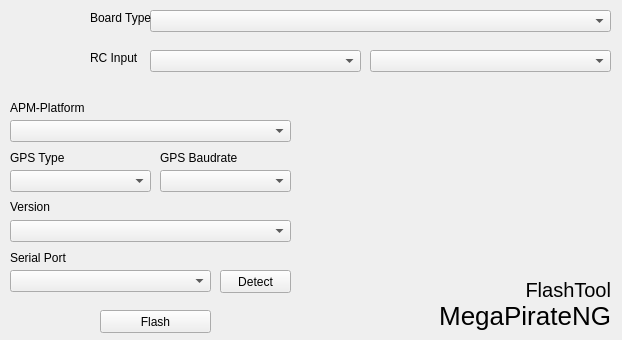
Above: mainwindow.ui from MegaPirateNG/FlashTool before the change. Below: the same form after it.
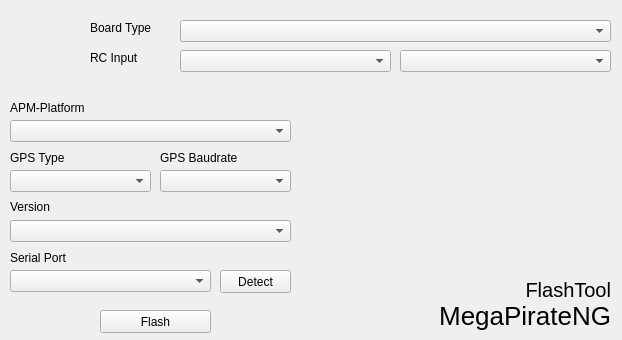
That is the form after the change. Icons and pictures are not drawn.

```diff
--- a/mainwindow.ui
+++ b/mainwindow.ui
@@ -58,9 +58,9 @@
    <widget class="QComboBox" name="cmbBoardType">
     <property name="geometry">
      <rect>
-      <x>150</x>
-      <y>10</y>
-      <width>461</width>
+      <x>180</x>
+      <y>20</y>
+      <width>431</width>
       <height>22</height>
      </rect>
     </property>
@@ -69,7 +69,7 @@
     <property name="geometry">
      <rect>
       <x>90</x>
-      <y>10</y>
+      <y>20</y>
       <width>71</width>
       <height>16</height>
      </rect>
@@ -94,7 +94,7 @@
    <widget class="QComboBox" name="cmbRCType">
     <property name="geometry">
      <rect>
-      <x>150</x>
+      <x>180</x>
       <y>50</y>
       <width>211</width>
       <height>22</height>
@@ -235,9 +235,9 @@
    <widget class="QComboBox" name="cmbRCMapping">
     <property name="geometry">
      <rect>
-      <x>370</x>
+      <x>400</x>
       <y>50</y>
-      <width>241</width>
+      <width>211</width>
       <height>22</height>
      </rect>
     </property>
```
